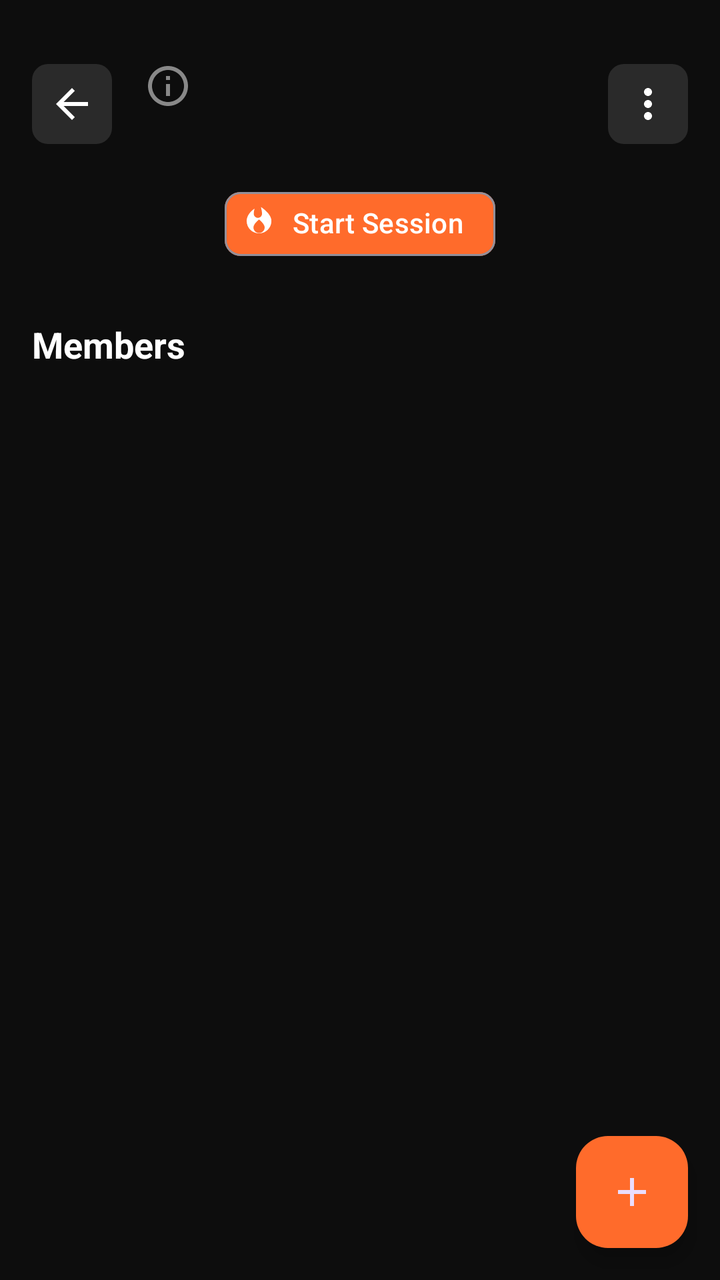
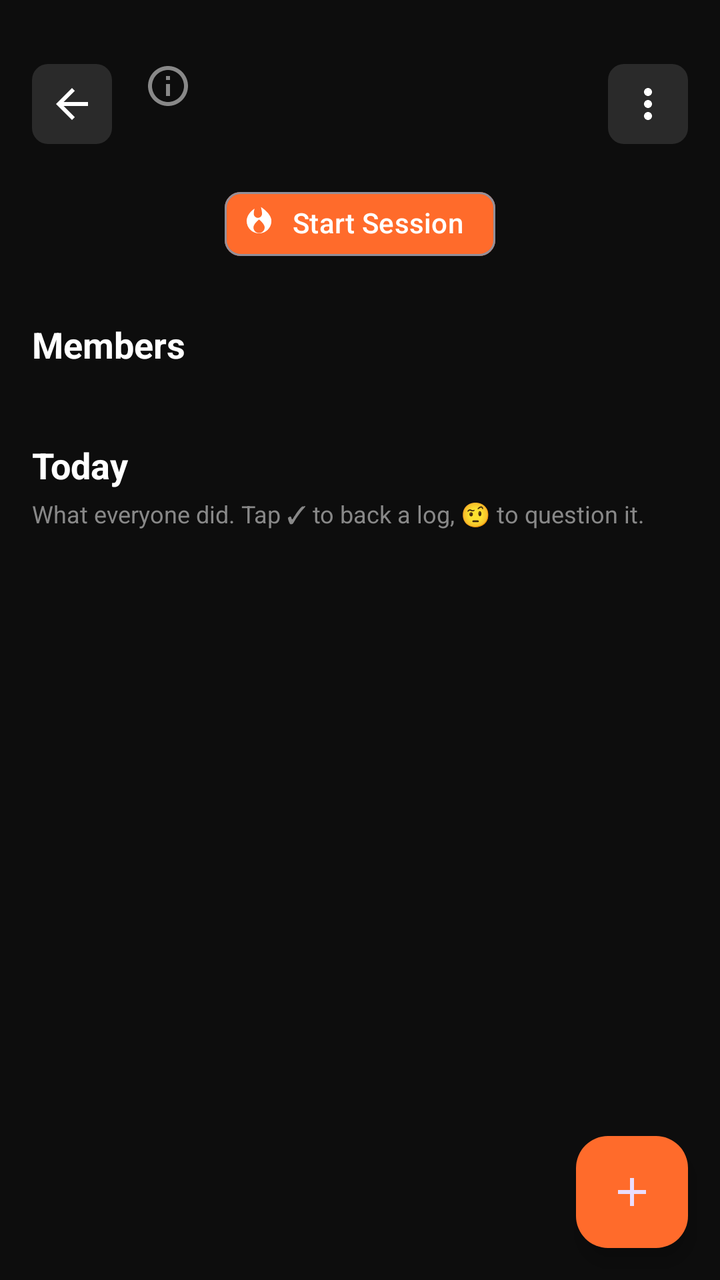

Two renders of the same Android screen: before a commit and after it. Below are the layout's source before the change and the commit's diff.
<!-- AndroidManifest.xml: application theme Theme.Tether -->
<!-- res/layout/fragment_group_feed.xml -->
<?xml version="1.0" encoding="utf-8"?>
<androidx.coordinatorlayout.widget.CoordinatorLayout xmlns:android="http://schemas.android.com/apk/res/android"
    xmlns:app="http://schemas.android.com/apk/res-auto"
    android:layout_width="match_parent"
    android:layout_height="match_parent"
    android:background="@color/colorBackground">

    <com.google.android.material.appbar.AppBarLayout
        android:layout_width="match_parent"
        android:layout_height="wrap_content"
        android:background="@color/colorBackground"
        app:elevation="0dp">

        <androidx.constraintlayout.widget.ConstraintLayout
            android:layout_width="match_parent"
            android:layout_height="80dp"
            android:paddingHorizontal="16dp"
            android:paddingTop="24dp">

            <ImageButton
                android:id="@+id/btnFeedBack"
                android:layout_width="40dp"
                android:layout_height="40dp"
                android:background="@drawable/bg_icon_container"
                android:src="@drawable/ic_arrow_back"
                app:layout_constraintBottom_toBottomOf="parent"
                app:layout_constraintStart_toStartOf="parent"
                app:layout_constraintTop_toTopOf="parent"
                app:tint="@color/colorTextPrimary" />

            <LinearLayout
                android:layout_width="0dp"
                android:layout_height="wrap_content"
                android:layout_marginStart="12dp"
                android:orientation="vertical"
                app:layout_constraintBottom_toBottomOf="parent"
                app:layout_constraintEnd_toStartOf="@+id/btnFeedMore"
                app:layout_constraintStart_toEndOf="@id/btnFeedBack"
                app:layout_constraintTop_toTopOf="parent">

                <LinearLayout
                    android:layout_width="wrap_content"
                    android:layout_height="wrap_content"
                    android:gravity="center_vertical"
                    android:orientation="horizontal">

                    <TextView
                        android:id="@+id/tvFeedGroupName"
                        android:layout_width="wrap_content"
                        android:layout_height="wrap_content"
                        android:textColor="@color/colorTextPrimary"
                        android:textSize="22sp"
                        android:textStyle="bold" />

                    <ImageButton
                        android:id="@+id/btnGroupInfo"
                        android:layout_width="20dp"
                        android:layout_height="20dp"
                        android:layout_marginStart="6dp"
                        android:background="@android:color/transparent"
                        android:src="@drawable/ic_info"
                        app:tint="@color/colorTextSecondary" />

                </LinearLayout>

                <TextView
                    android:id="@+id/tvFeedGroupGoal"
                    android:layout_width="wrap_content"
                    android:layout_height="wrap_content"
                    android:layout_marginTop="2dp"
                    android:textColor="@color/colorTextSecondary"
                    android:textSize="12sp" />
            </LinearLayout>

            <ImageButton
                android:id="@+id/btnFeedMore"
                android:layout_width="40dp"
                android:layout_height="40dp"
                android:background="@drawable/bg_icon_container"
                android:src="@drawable/ic_more_vert"
                app:layout_constraintBottom_toBottomOf="parent"
                app:layout_constraintEnd_toEndOf="parent"
                app:layout_constraintTop_toTopOf="parent"
                app:tint="@color/colorTextPrimary" />

        </androidx.constraintlayout.widget.ConstraintLayout>
    </com.google.android.material.appbar.AppBarLayout>

    <androidx.core.widget.NestedScrollView
        android:layout_width="match_parent"
        android:layout_height="match_parent"
        android:clipToPadding="false"
        android:paddingBottom="96dp"
        app:layout_behavior="@string/appbar_scrolling_view_behavior">

        <LinearLayout
            android:layout_width="match_parent"
            android:layout_height="wrap_content"
            android:orientation="vertical"
            android:paddingHorizontal="16dp"
            android:paddingTop="8dp">

            <com.google.android.material.chip.Chip
                android:id="@+id/btnStartSession"
                android:layout_width="wrap_content"
                android:layout_height="wrap_content"
                android:text="Start Session"
                app:chipBackgroundColor="#FF6B2B"
                android:textColor="#FFFFFF"
                app:chipIcon="@drawable/ic_flame"
                app:chipIconTint="#FFFFFF"
                android:layout_gravity="center_horizontal"
                android:layout_marginBottom="16dp" />

            
            <LinearLayout
                android:id="@+id/cardTrackRace"
                android:layout_width="match_parent"
                android:layout_height="wrap_content"
                android:layout_marginBottom="12dp"
                android:background="@drawable/bg_card"
                android:foreground="?attr/selectableItemBackground"
                android:orientation="vertical"
                android:padding="16dp"
                android:visibility="gone">

                <LinearLayout
                    android:layout_width="match_parent"
                    android:layout_height="wrap_content"
                    android:gravity="center_vertical"
                    android:orientation="horizontal">

                    <TextView
                        android:id="@+id/tvRaceTitle"
                        android:layout_width="0dp"
                        android:layout_height="wrap_content"
                        android:layout_weight="1"
                        android:text="🏁 Track race"
                        android:textColor="@color/colorTextPrimary"
                        android:textSize="16sp"
                        android:textStyle="bold" />

                    <TextView
                        android:id="@+id/btnRaceAction"
                        android:layout_width="wrap_content"
                        android:layout_height="wrap_content"
                        android:background="@drawable/bg_toggle_active"
                        android:paddingHorizontal="12dp"
                        android:paddingVertical="6dp"
                        android:text="Start"
                        android:textColor="@color/colorTextPrimary"
                        android:textSize="12sp" />
                </LinearLayout>

                <TextView
                    android:id="@+id/tvRaceSubtitleCard"
                    android:layout_width="wrap_content"
                    android:layout_height="wrap_content"
                    android:layout_marginTop="4dp"
                    android:text="Pick a track and work through it together. LeetCode solves tick off automatically."
                    android:textColor="@color/colorTextSecondary"
                    android:textSize="12sp" />

                <LinearLayout
                    android:id="@+id/layoutRaceMembers"
                    android:layout_width="match_parent"
                    android:layout_height="wrap_content"
                    android:layout_marginTop="8dp"
                    android:orientation="vertical" />
            </LinearLayout>

            <TextView
                android:layout_width="wrap_content"
                android:layout_height="wrap_content"
                android:layout_marginTop="8dp"
                android:layout_marginBottom="12dp"
                android:text="Members"
                android:textColor="@color/colorTextPrimary"
                android:textSize="18sp"
                android:textStyle="bold" />

            <androidx.recyclerview.widget.RecyclerView
                android:id="@+id/membersRecyclerView"
                android:layout_width="match_parent"
                android:layout_height="wrap_content"
                android:nestedScrollingEnabled="false" />

        </LinearLayout>
    </androidx.core.widget.NestedScrollView>

    <com.google.android.material.floatingactionbutton.FloatingActionButton
        android:id="@+id/fabLogFeed"
        android:layout_width="wrap_content"
        android:layout_height="wrap_content"
        android:layout_gravity="bottom|end"
        android:layout_margin="16dp"
        android:backgroundTint="@color/colorAccent"
        android:elevation="8dp"
        android:src="@drawable/ic_add"
        app:rippleColor="#CC4400" />

</androidx.coordinatorlayout.widget.CoordinatorLayout>
<!-- resources referenced by this layout -->
<resources>
  <color name="colorAccent">#FF6B2B</color>
  <color name="colorBackground">#0D0D0D</color>
  <color name="colorTextPrimary">#FFFFFF</color>
  <color name="colorTextSecondary">#888888</color>
  <!-- drawable bg_card (drawable) -->
  <?xml version="1.0" encoding="utf-8"?>
  <shape xmlns:android="http://schemas.android.com/apk/res/android"
      android:shape="rectangle">
      <solid android:color="@color/colorSurface" />
      <stroke
          android:width="1dp"
          android:color="@color/colorBorder" />
      <corners android:radius="16dp" />
  </shape>
  <!-- drawable bg_icon_container (drawable) -->
  <?xml version="1.0" encoding="utf-8"?>
  <shape xmlns:android="http://schemas.android.com/apk/res/android"
      android:shape="rectangle">
      <solid android:color="@color/colorElevated" />
      <corners android:radius="8dp" />
  </shape>
  <!-- drawable bg_toggle_active (drawable) -->
  <?xml version="1.0" encoding="utf-8"?>
  <shape xmlns:android="http://schemas.android.com/apk/res/android"
      android:shape="rectangle">
      <solid android:color="@color/colorElevated" />
      <corners android:radius="10dp" />
  </shape>
  <!-- drawable ic_add (drawable) -->
  <vector xmlns:android="http://schemas.android.com/apk/res/android"
      android:width="24dp"
      android:height="24dp"
      android:viewportWidth="24"
      android:viewportHeight="24">
    <path
        android:fillColor="#FFFFFF"
        android:pathData="M19,13h-6v6h-2v-6H5v-2h6V5h2v6h6v2z"/>
  </vector>
  <!-- drawable ic_arrow_back (drawable) -->
  <vector xmlns:android="http://schemas.android.com/apk/res/android"
      android:width="24dp"
      android:height="24dp"
      android:viewportWidth="24"
      android:viewportHeight="24">
      <path
          android:fillColor="@color/colorTextPrimary"
          android:pathData="M20,11H7.83l5.59,-5.59L12,4l-8,8 8,8 1.41,-1.41L7.83,13H20v-2z"/>
  </vector>
  <!-- drawable ic_info (drawable) -->
  <vector xmlns:android="http://schemas.android.com/apk/res/android"
      android:width="24dp"
      android:height="24dp"
      android:viewportWidth="24"
      android:viewportHeight="24">
      <path
          android:fillColor="@android:color/white"
          android:pathData="M11,9h2V7h-2V9zM11,17h2v-6h-2V17zM12,2C6.48,2 2,6.48 2,12s4.48,10 10,10 10,-4.48 10,-10S17.52,2 12,2zM12,20c-4.41,0 -8,-3.59 -8,-8s3.59,-8 8,-8 8,3.59 8,8 -3.59,8 -8,8z" />
  </vector>
  <!-- drawable ic_more_vert (drawable) -->
  <vector xmlns:android="http://schemas.android.com/apk/res/android"
      android:width="24dp"
      android:height="24dp"
      android:viewportWidth="24"
      android:viewportHeight="24">
      <path
          android:fillColor="@android:color/white"
          android:pathData="M12,8c1.1,0 2,-0.9 2,-2s-0.9,-2 -2,-2 -2,0.9 -2,2 0.9,2 2,2zM12,10c-1.1,0 -2,0.9 -2,2s0.9,2 2,2 2,-0.9 2,-2 -0.9,-2 -2,-2zM12,16c-1.1,0 -2,0.9 -2,2s0.9,2 2,2 2,-0.9 2,-2 -0.9,-2 -2,-2z" />
  </vector>
  <style name="Theme.Tether" parent="Theme.Material3.Dark.NoActionBar">
          
          <item name="android:windowBackground">@color/colorBackground</item>
          <item name="colorPrimary">@color/colorAccent</item>
          <item name="colorSurface">@color/colorSurface</item>
          <item name="colorOnSurface">@color/colorTextPrimary</item>
  
          <item name="android:statusBarColor">@color/colorBackground</item>
          <item name="android:navigationBarColor">@color/colorBackground</item>
      </style>
  <color name="colorSurface">#1A1A1A</color>
  <color name="colorBorder">#2A2A2A</color>
  <color name="colorElevated">#2A2A2A</color>
  <!-- unchanged entries left out for length: 1 -->
</resources>

<!-- the commit's change to res/layout/fragment_group_feed.xml (unified diff, before → after) -->
@@ -112,63 +112,6 @@
                 android:layout_gravity="center_horizontal"
                 android:layout_marginBottom="16dp" />
 
-            
-            <LinearLayout
-                android:id="@+id/cardTrackRace"
-                android:layout_width="match_parent"
-                android:layout_height="wrap_content"
-                android:layout_marginBottom="12dp"
-                android:background="@drawable/bg_card"
-                android:foreground="?attr/selectableItemBackground"
-                android:orientation="vertical"
-                android:padding="16dp"
-                android:visibility="gone">
-
-                <LinearLayout
-                    android:layout_width="match_parent"
-                    android:layout_height="wrap_content"
-                    android:gravity="center_vertical"
-                    android:orientation="horizontal">
-
-                    <TextView
-                        android:id="@+id/tvRaceTitle"
-                        android:layout_width="0dp"
-                        android:layout_height="wrap_content"
-                        android:layout_weight="1"
-                        android:text="🏁 Track race"
-                        android:textColor="@color/colorTextPrimary"
-                        android:textSize="16sp"
-                        android:textStyle="bold" />
-
-                    <TextView
-                        android:id="@+id/btnRaceAction"
-                        android:layout_width="wrap_content"
-                        android:layout_height="wrap_content"
-                        android:background="@drawable/bg_toggle_active"
-                        android:paddingHorizontal="12dp"
-                        android:paddingVertical="6dp"
-                        android:text="Start"
-                        android:textColor="@color/colorTextPrimary"
-                        android:textSize="12sp" />
-                </LinearLayout>
-
-                <TextView
-                    android:id="@+id/tvRaceSubtitleCard"
-                    android:layout_width="wrap_content"
-                    android:layout_height="wrap_content"
-                    android:layout_marginTop="4dp"
-                    android:text="Pick a track and work through it together. LeetCode solves tick off automatically."
-                    android:textColor="@color/colorTextSecondary"
-                    android:textSize="12sp" />
-
-                <LinearLayout
-                    android:id="@+id/layoutRaceMembers"
-                    android:layout_width="match_parent"
-                    android:layout_height="wrap_content"
-                    android:layout_marginTop="8dp"
-                    android:orientation="vertical" />
-            </LinearLayout>
-
             <TextView
                 android:layout_width="wrap_content"
                 android:layout_height="wrap_content"
@@ -181,6 +124,43 @@
 
             <androidx.recyclerview.widget.RecyclerView
                 android:id="@+id/membersRecyclerView"
+                android:layout_width="match_parent"
+                android:layout_height="wrap_content"
+                android:nestedScrollingEnabled="false" />
+
+            <TextView
+                android:layout_width="wrap_content"
+                android:layout_height="wrap_content"
+                android:layout_marginTop="24dp"
+                android:layout_marginBottom="4dp"
+                android:text="Today"
+                android:textColor="@color/colorTextPrimary"
+                android:textSize="18sp"
+                android:textStyle="bold" />
+
+            <TextView
+                android:id="@+id/tvTodaySubtitle"
+                android:layout_width="wrap_content"
+                android:layout_height="wrap_content"
+                android:layout_marginBottom="12dp"
+                android:text="What everyone did. Tap ✓ to back a log, 🤨 to question it."
+                android:textColor="@color/colorTextSecondary"
+                android:textSize="12sp" />
+
+            <TextView
+                android:id="@+id/tvTodayEmpty"
+                android:layout_width="match_parent"
+                android:layout_height="wrap_content"
+                android:background="@drawable/bg_leaderboard_row"
+                android:gravity="center"
+                android:padding="20dp"
+                android:text="Nothing logged yet today. Be the first 🔥"
+                android:textColor="@color/colorTextSecondary"
+                android:textSize="13sp"
+                android:visibility="gone" />
+
+            <androidx.recyclerview.widget.RecyclerView
+                android:id="@+id/todayRecyclerView"
                 android:layout_width="match_parent"
                 android:layout_height="wrap_content"
                 android:nestedScrollingEnabled="false" />
<!-- resource entries referenced after the edit -->
@@ -4,7 +4,14 @@
   <color name="colorBackground">#0D0D0D</color>
   <color name="colorTextPrimary">#FFFFFF</color>
   <color name="colorTextSecondary">#888888</color>
-  <!-- drawable bg_card (drawable) -->
+  <!-- drawable bg_icon_container (drawable) -->
+  <?xml version="1.0" encoding="utf-8"?>
+  <shape xmlns:android="http://schemas.android.com/apk/res/android"
+      android:shape="rectangle">
+      <solid android:color="@color/colorElevated" />
+      <corners android:radius="8dp" />
+  </shape>
+  <!-- drawable bg_leaderboard_row (drawable) -->
   <?xml version="1.0" encoding="utf-8"?>
   <shape xmlns:android="http://schemas.android.com/apk/res/android"
       android:shape="rectangle">
@@ -12,21 +19,7 @@
       <stroke
           android:width="1dp"
           android:color="@color/colorBorder" />
-      <corners android:radius="16dp" />
-  </shape>
-  <!-- drawable bg_icon_container (drawable) -->
-  <?xml version="1.0" encoding="utf-8"?>
-  <shape xmlns:android="http://schemas.android.com/apk/res/android"
-      android:shape="rectangle">
-      <solid android:color="@color/colorElevated" />
-      <corners android:radius="8dp" />
-  </shape>
-  <!-- drawable bg_toggle_active (drawable) -->
-  <?xml version="1.0" encoding="utf-8"?>
-  <shape xmlns:android="http://schemas.android.com/apk/res/android"
-      android:shape="rectangle">
-      <solid android:color="@color/colorElevated" />
-      <corners android:radius="10dp" />
+      <corners android:radius="12dp" />
   </shape>
   <!-- drawable ic_add (drawable) -->
   <vector xmlns:android="http://schemas.android.com/apk/res/android"
